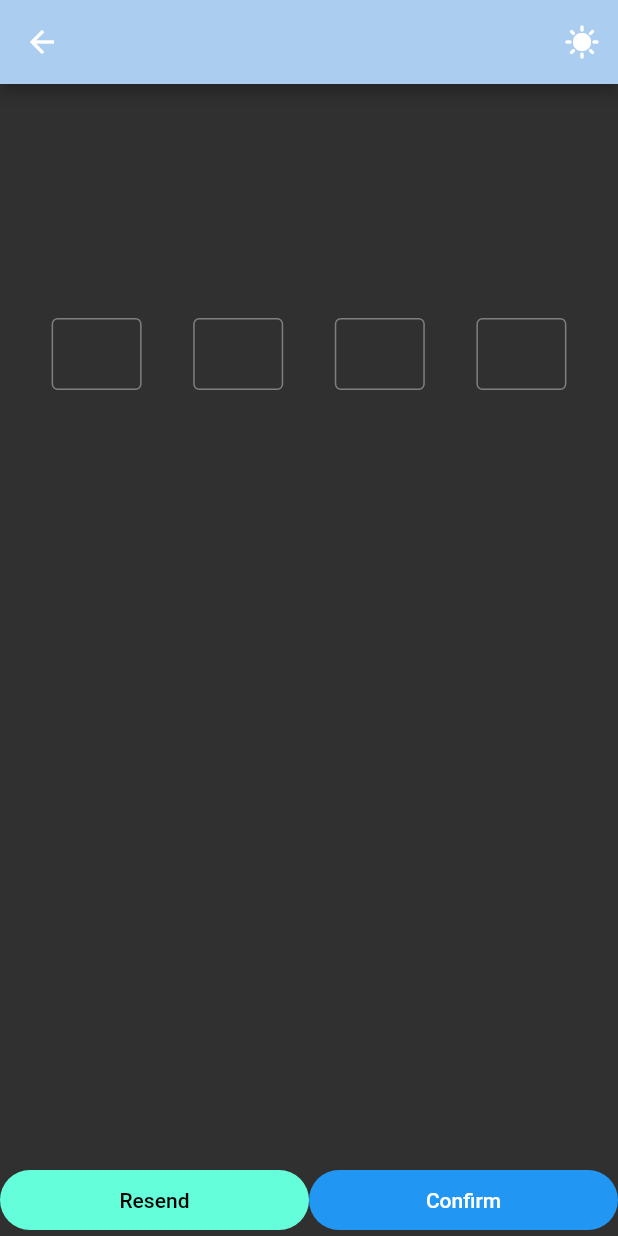
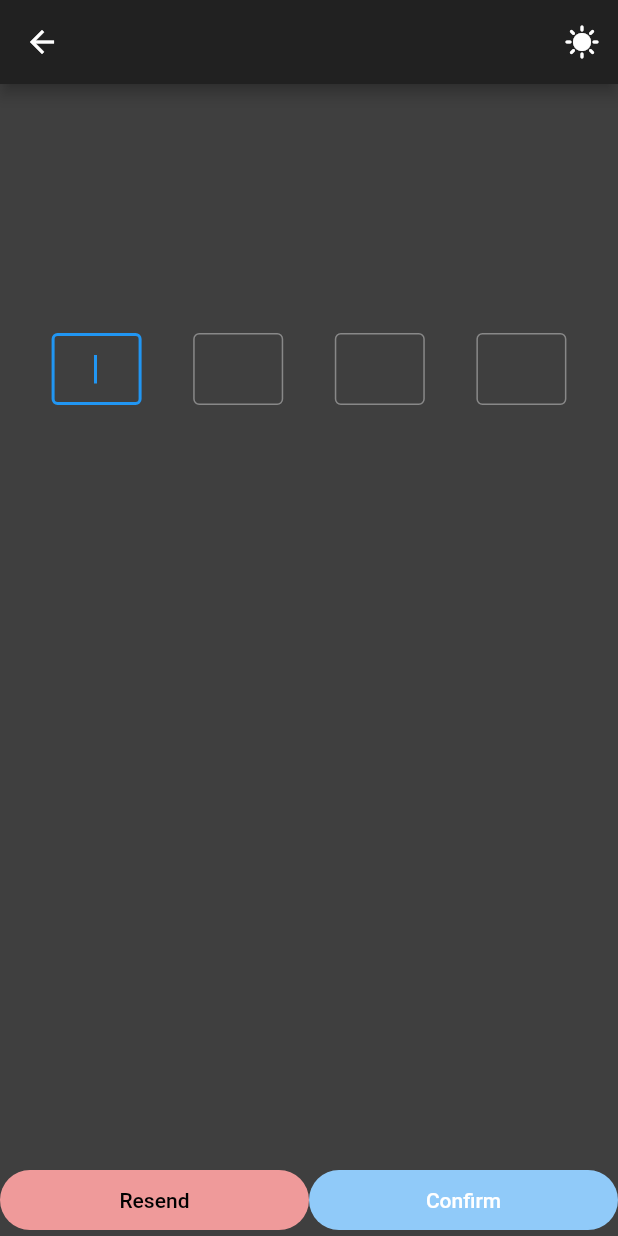
Before and after one commit to Haeheum/pin_input, a Flutter app: the screen it shows after launch, after a tap on the "nightlight" icon, on a phone screen of 412 x 824 dp. Run offline on Flutter 3.47's test engine with Material 2 defaults, Android fonts, the phone set to English and light mode, and no system bars.

Commit message:
2nd commit

```diff
--- a/lib/main.dart
+++ b/lib/main.dart
@@ -2,7 +2,10 @@ import 'package:flutter/material.dart';
 import 'package:flutter/scheduler.dart';
 import 'package:pin_input/otp_form.dart';
 
+import 'my_colors.dart';
+
 void main() {
+  timeDilation = 3;
   runApp(const MainApp());
 }
 
@@ -23,12 +26,23 @@ class _MainAppState extends State<MainApp> {
   @override
   Widget build(BuildContext context) {
     return MaterialApp(
+      theme: ThemeData.light().copyWith(
+        extensions: <ThemeExtension<dynamic>>[
+          const MyColors(
+            appbarColor: Color(0xff2196F3),
+            backgroundColor: Color(0xffffffff),
+            resendColor: Color(0xFFE53935),
+            confirmColor: Color(0xFF1E88E5),),
+        ],
+      ),
       darkTheme: ThemeData.dark().copyWith(
-        primaryColor: const Color(0xffabcdef),
-      ),
-      theme: ThemeData(
-        useMaterial3: true,
-        colorSchemeSeed: const Color(0xffd02a24),
+        extensions: <ThemeExtension<dynamic>>[
+          const MyColors(
+              appbarColor: Color(0xff212121),
+              backgroundColor: Color(0xff3f3f3f),
+              resendColor: Color(0xFFEF9A9A),
+              confirmColor: Color(0xFF90CAF9),),
+        ],
       ),
       themeMode: isLightTheme ? ThemeMode.light : ThemeMode.dark,
       home: OtpForm(
--- /dev/null
+++ b/lib/my_colors.dart
@@ -0,0 +1,44 @@
+import 'package:flutter/material.dart';
+
+@immutable
+class MyColors extends ThemeExtension<MyColors> {
+  const MyColors({
+    required this.appbarColor,
+    required this.backgroundColor,
+    required this.resendColor,
+    required this.confirmColor,
+  });
+
+  final Color? appbarColor;
+  final Color? backgroundColor;
+  final Color? resendColor;
+  final Color? confirmColor;
+
+  @override
+  MyColors copyWith(
+      {Color? appbarColor,
+      Color? backgroundColor,
+      Color? resendColor,
+      Color? confirmColor}) {
+    return MyColors(
+        appbarColor: appbarColor ?? this.appbarColor,
+        backgroundColor: backgroundColor ?? this.backgroundColor,
+        resendColor: resendColor ?? this.resendColor,
+        confirmColor: confirmColor ?? this.confirmColor);
+  }
+
+  @override
+  MyColors lerp(
+      MyColors? other, double t) {
+    if (other is! MyColors) {
+      return this;
+    }
+
+    return MyColors(
+      appbarColor: Color.lerp(appbarColor, other.appbarColor, t),
+      backgroundColor: Color.lerp(backgroundColor, other.backgroundColor, t),
+      resendColor: Color.lerp(resendColor, other.resendColor, t),
+      confirmColor: Color.lerp(confirmColor, other.confirmColor, t),
+    );
+  }
+}
--- a/lib/otp_form.dart
+++ b/lib/otp_form.dart
@@ -1,7 +1,9 @@
 import 'package:flutter/material.dart';
 
+import 'my_colors.dart';
+
 class OtpForm extends StatelessWidget {
-  const OtpForm({
+  OtpForm({
     super.key,
     required this.isLightTheme,
     required this.toggleTheme,
@@ -10,16 +12,21 @@ class OtpForm extends StatelessWidget {
   final bool isLightTheme;
   final void Function() toggleTheme;
 
+  final _formKey = GlobalKey<FormState>();
+
   @override
   Widget build(BuildContext context) {
-    double deviceWidth = MediaQuery.sizeOf(context).width;
+    final MyColors myColors = Theme.of(context).extension<MyColors>()!;
 
     return SafeArea(
       child: Scaffold(
+        backgroundColor: myColors.backgroundColor,
         appBar: AppBar(
-          backgroundColor: Theme.of(context).primaryColor,
+          backgroundColor: myColors.appbarColor,
           leading: IconButton(
-            onPressed: () {},
+            onPressed: () {
+              _formKey.currentState?.reset();
+            },
             icon: const Icon(Icons.arrow_back),
           ),
           actions: [
@@ -36,12 +43,13 @@ class OtpForm extends StatelessWidget {
               child: Padding(
                 padding: const EdgeInsets.only(top: 140),
                 child: Form(
+                  key: _formKey,
                   child: Row(
                     mainAxisAlignment: MainAxisAlignment.spaceEvenly,
                     children: [
                       SizedBox(
                         width: 60,
-                        height: 80,
+                        height: 100,
                         child: Center(
                           child: TextFormField(
                             onChanged: (value) {
@@ -135,7 +143,6 @@ class OtpForm extends StatelessWidget {
                               counterText: '',
                               border: OutlineInputBorder(),
                               contentPadding: EdgeInsets.zero,
-
                             ),
                           ),
                         ),
@@ -151,7 +158,11 @@ class OtpForm extends StatelessWidget {
               Flexible(
                 fit: FlexFit.tight,
                 child: FilledButton.tonal(
-                  onPressed: () {},
+                  onPressed: () {
+                    _formKey.currentState?.reset();
+                  },
+                  style: FilledButton.styleFrom(
+                      backgroundColor: myColors.resendColor),
                   child: const Text('Resend'),
                 ),
               ),
@@ -159,6 +170,8 @@ class OtpForm extends StatelessWidget {
                 fit: FlexFit.tight,
                 child: FilledButton(
                   onPressed: () {},
+                  style: FilledButton.styleFrom(
+                      backgroundColor: myColors.confirmColor),
                   child: const Text('Confirm'),
                 ),
               ),
```
